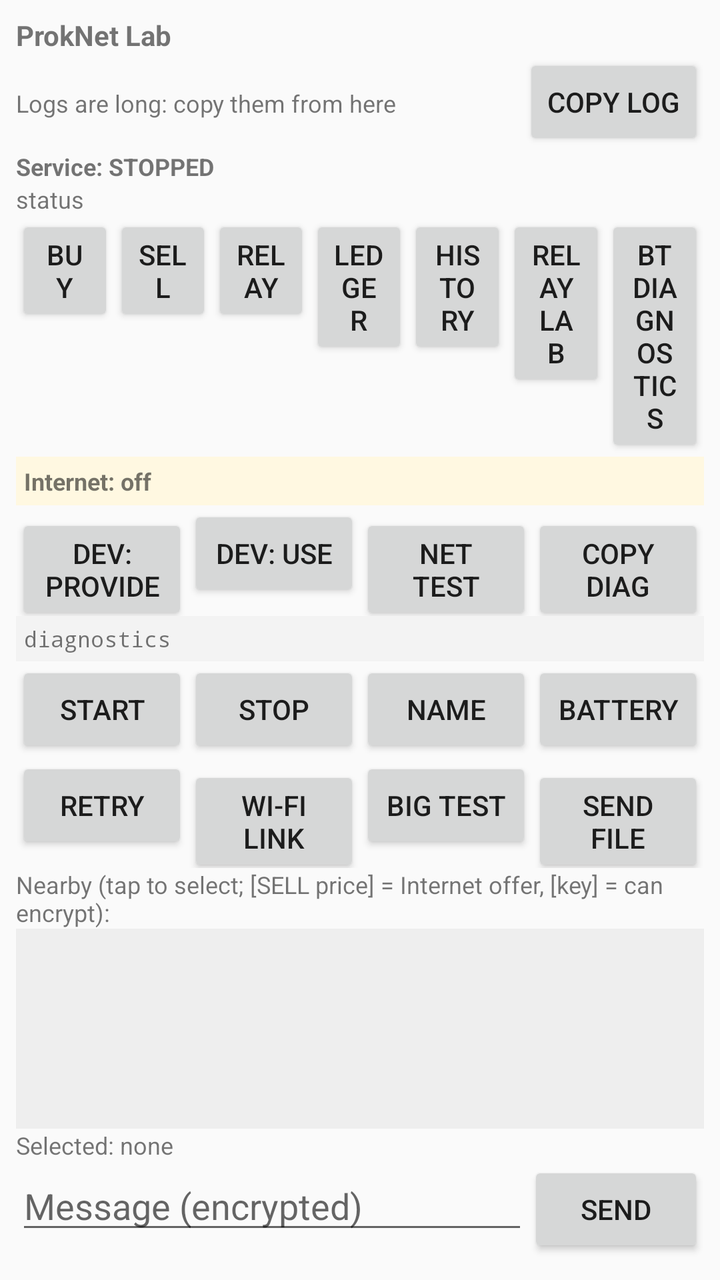
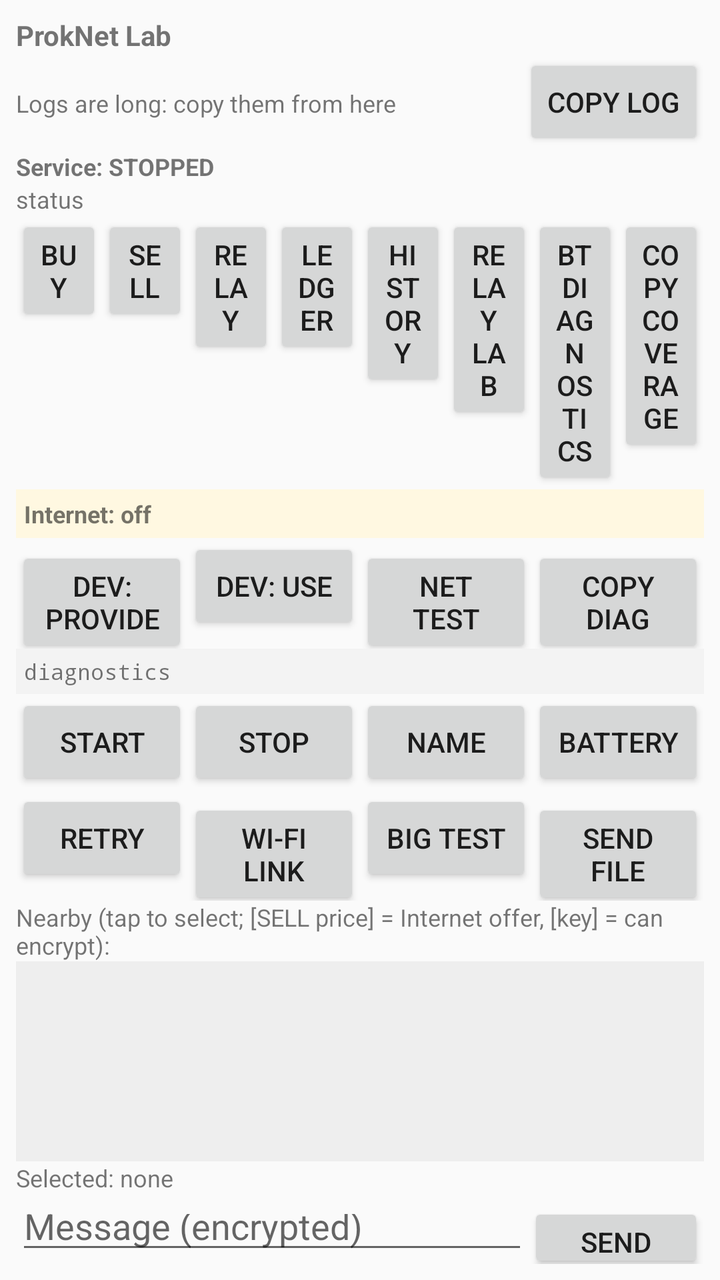

Before-and-after screenshots of an Android layout around one commit, followed by the original layout XML and the change that was made.
<!-- AndroidManifest.xml: application theme android:Theme.Material.Light.NoActionBar -->
<!-- res/layout/activity_lab.xml -->
<?xml version="1.0" encoding="utf-8"?>
<LinearLayout xmlns:android="http://schemas.android.com/apk/res/android"
    android:layout_width="match_parent"
    android:layout_height="match_parent"
    android:orientation="vertical"
    android:padding="8dp">

    <TextView
        android:id="@+id/txtIdentity"
        android:layout_width="match_parent"
        android:layout_height="wrap_content"
        android:textStyle="bold"
        android:text="ProkNet Lab" />

    <LinearLayout
        android:layout_width="match_parent"
        android:layout_height="wrap_content"
        android:orientation="horizontal">
        <TextView android:layout_width="0dp" android:layout_weight="1" android:layout_height="wrap_content"
            android:gravity="center_vertical" android:textSize="12sp" android:text="Logs are long: copy them from here" />
        <Button android:id="@+id/btnCopyLogTop" android:layout_width="wrap_content"
            android:layout_height="wrap_content" android:text="COPY LOG" />
    </LinearLayout>

    <TextView
        android:id="@+id/txtService"
        android:layout_width="match_parent"
        android:layout_height="wrap_content"
        android:textSize="12sp"
        android:textStyle="bold"
        android:text="Service: STOPPED" />

    <TextView
        android:id="@+id/txtStatus"
        android:layout_width="match_parent"
        android:layout_height="wrap_content"
        android:textSize="12sp"
        android:text="status" />

    <TextView
        android:id="@+id/txtWifiBanner"
        android:layout_width="match_parent"
        android:layout_height="wrap_content"
        android:textSize="13sp"
        android:textStyle="bold"
        android:textColor="#000000"
        android:padding="6dp"
        android:visibility="gone"
        android:text="" />

    <LinearLayout
        android:layout_width="match_parent"
        android:layout_height="wrap_content"
        android:orientation="horizontal">
        <Button android:id="@+id/btnBuy" android:layout_width="0dp" android:layout_weight="1"
            android:layout_height="wrap_content" android:text="BUY" />
        <Button android:id="@+id/btnSell" android:layout_width="0dp" android:layout_weight="1"
            android:layout_height="wrap_content" android:text="SELL" />
        <Button android:id="@+id/btnRelay" android:layout_width="0dp" android:layout_weight="1"
            android:layout_height="wrap_content" android:text="RELAY" />
        <Button android:id="@+id/btnLedger" android:layout_width="0dp" android:layout_weight="1"
            android:layout_height="wrap_content" android:text="Ledger" />
        <Button android:id="@+id/btnHistory" android:layout_width="0dp" android:layout_weight="1"
            android:layout_height="wrap_content" android:text="History" />
        <Button android:id="@+id/btnRelayLab" android:layout_width="0dp" android:layout_weight="1"
            android:layout_height="wrap_content" android:text="Relay Lab" />
        <Button android:id="@+id/btnBulkLab" android:layout_width="0dp" android:layout_weight="1"
            android:layout_height="wrap_content" android:text="BT diagnostics" />
    </LinearLayout>

    <TextView
        android:id="@+id/txtInternet"
        android:layout_width="match_parent"
        android:layout_height="wrap_content"
        android:textSize="12sp"
        android:textStyle="bold"
        android:background="#FFF8E1"
        android:padding="4dp"
        android:text="Internet: off" />

    <LinearLayout
        android:layout_width="match_parent"
        android:layout_height="wrap_content"
        android:orientation="horizontal">
        <Button android:id="@+id/btnProvide" android:layout_width="0dp" android:layout_weight="1"
            android:layout_height="wrap_content" android:text="dev: provide" />
        <Button android:id="@+id/btnUseInternet" android:layout_width="0dp" android:layout_weight="1"
            android:layout_height="wrap_content" android:text="dev: use" />
        <Button android:id="@+id/btnNetTest" android:layout_width="0dp" android:layout_weight="1"
            android:layout_height="wrap_content" android:text="Net test" />
        <Button android:id="@+id/btnCopyDiag" android:layout_width="0dp" android:layout_weight="1"
            android:layout_height="wrap_content" android:text="COPY DIAG" />
    </LinearLayout>

    <TextView
        android:id="@+id/txtDiag"
        android:layout_width="match_parent"
        android:layout_height="wrap_content"
        android:textSize="11sp"
        android:typeface="monospace"
        android:background="#F3F3F3"
        android:padding="4dp"
        android:text="diagnostics" />

    <LinearLayout
        android:layout_width="match_parent"
        android:layout_height="wrap_content"
        android:orientation="horizontal">
        <Button android:id="@+id/btnStart" android:layout_width="0dp" android:layout_weight="1"
            android:layout_height="wrap_content" android:text="Start" />
        <Button android:id="@+id/btnStop" android:layout_width="0dp" android:layout_weight="1"
            android:layout_height="wrap_content" android:text="Stop" />
        <Button android:id="@+id/btnRename" android:layout_width="0dp" android:layout_weight="1"
            android:layout_height="wrap_content" android:text="Name" />
        <Button android:id="@+id/btnBattery" android:layout_width="0dp" android:layout_weight="1"
            android:layout_height="wrap_content" android:text="Battery" />
    </LinearLayout>

    <LinearLayout
        android:layout_width="match_parent"
        android:layout_height="wrap_content"
        android:orientation="horizontal">
        <Button android:id="@+id/btnRetry" android:layout_width="0dp" android:layout_weight="1"
            android:layout_height="wrap_content" android:text="Retry" />
        <Button android:id="@+id/btnWifi" android:layout_width="0dp" android:layout_weight="1"
            android:layout_height="wrap_content" android:text="Wi-Fi link" />
        <Button android:id="@+id/btnBigTest" android:layout_width="0dp" android:layout_weight="1"
            android:layout_height="wrap_content" android:text="Big test" />
        <Button android:id="@+id/btnSendFile" android:layout_width="0dp" android:layout_weight="1"
            android:layout_height="wrap_content" android:text="Send file" />
    </LinearLayout>

    <TextView
        android:layout_width="match_parent"
        android:layout_height="wrap_content"
        android:text="Nearby (tap to select; [SELL price] = Internet offer, [key] = can encrypt):"
        android:textSize="12sp" />

    <ListView
        android:id="@+id/listPeers"
        android:layout_width="match_parent"
        android:layout_height="100dp"
        android:background="#EEEEEE" />

    <TextView
        android:id="@+id/txtSelected"
        android:layout_width="match_parent"
        android:layout_height="wrap_content"
        android:textSize="12sp"
        android:text="Selected: none" />

    <LinearLayout
        android:layout_width="match_parent"
        android:layout_height="wrap_content"
        android:orientation="horizontal">
        <EditText android:id="@+id/editMessage" android:layout_width="0dp" android:layout_weight="1"
            android:layout_height="wrap_content" android:hint="Message (encrypted)" android:inputType="text"
            android:maxLength="20000" android:imeOptions="actionSend" />
        <Button android:id="@+id/btnSend" android:layout_width="wrap_content"
            android:layout_height="wrap_content" android:text="Send" />
    </LinearLayout>

    <TextView
        android:layout_width="match_parent"
        android:layout_height="wrap_content"
        android:text="Messages and transfers:"
        android:textSize="12sp" />

    <ListView
        android:id="@+id/listMessages"
        android:layout_width="match_parent"
        android:layout_height="150dp"
        android:background="#F4F8FF"
        android:stackFromBottom="true"
        android:transcriptMode="alwaysScroll" />

    <LinearLayout
        android:layout_width="match_parent"
        android:layout_height="wrap_content"
        android:orientation="horizontal">
        <TextView android:layout_width="0dp" android:layout_weight="1" android:layout_height="wrap_content"
            android:text="Debug log:" android:textSize="12sp" android:gravity="center_vertical" />
        <Button android:id="@+id/btnCopyLog" android:layout_width="wrap_content"
            android:layout_height="wrap_content" android:text="Copy log" />
        <Button android:id="@+id/btnShareLog" android:layout_width="wrap_content"
            android:layout_height="wrap_content" android:text="Share" />
        <Button android:id="@+id/btnClearLog" android:layout_width="wrap_content"
            android:layout_height="wrap_content" android:text="Clear" />
    </LinearLayout>

    <ScrollView
        android:id="@+id/scrollLog"
        android:layout_width="match_parent"
        android:layout_height="0dp"
        android:layout_weight="1"
        android:background="#111111">
        <TextView
            android:id="@+id/txtLog"
            android:layout_width="match_parent"
            android:layout_height="wrap_content"
            android:textColor="#B7F5B7"
            android:typeface="monospace"
            android:textSize="10sp"
            android:padding="4dp" />
    </ScrollView>
</LinearLayout>
<!-- resources referenced by this layout -->
<resources>

</resources>

<!-- the commit's change to res/layout/activity_lab.xml (unified diff, before → after) -->
@@ -66,6 +66,8 @@
             android:layout_height="wrap_content" android:text="Relay Lab" />
         <Button android:id="@+id/btnBulkLab" android:layout_width="0dp" android:layout_weight="1"
             android:layout_height="wrap_content" android:text="BT diagnostics" />
+        <Button android:id="@+id/btnCopyCoverage" android:layout_width="0dp" android:layout_weight="1"
+            android:layout_height="wrap_content" android:text="COPY COVERAGE" />
     </LinearLayout>
 
     <TextView
